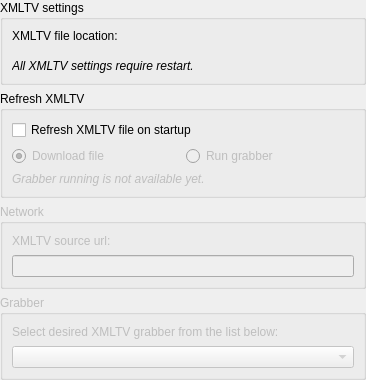
This is src/ui/settings/SettingsSchedule.ui in ntadej/tano as Qt 5 draws it before an edit. The edited form follows.
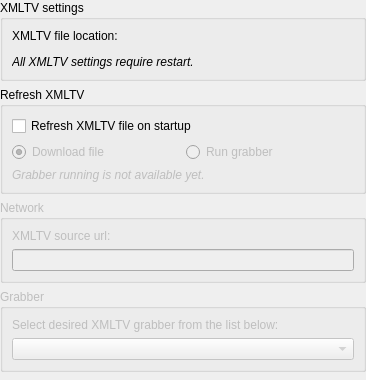
This is the edited form. Custom widgets are drawn as their Qt base class.

Patch:
```diff
--- a/src/ui/settings/SettingsSchedule.ui
+++ b/src/ui/settings/SettingsSchedule.ui
@@ -133,6 +133,19 @@
      </layout>
     </widget>
    </item>
+   <item>
+    <spacer name="verticalSpacer">
+     <property name="orientation">
+      <enum>Qt::Vertical</enum>
+     </property>
+     <property name="sizeHint" stdset="0">
+      <size>
+       <width>20</width>
+       <height>40</height>
+      </size>
+     </property>
+    </spacer>
+   </item>
   </layout>
  </widget>
  <customwidgets>
```
